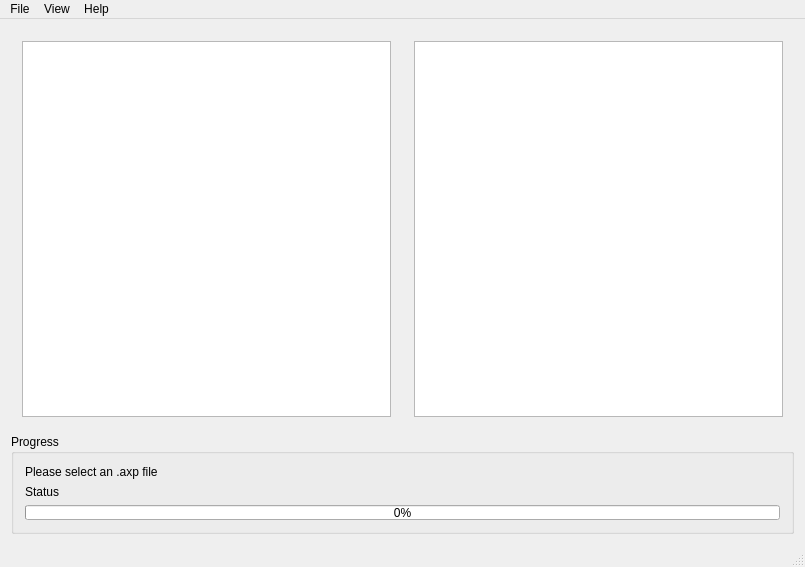
Qt form src/MainWindow.ui (HadesD/AxpFileManager) before a commit.
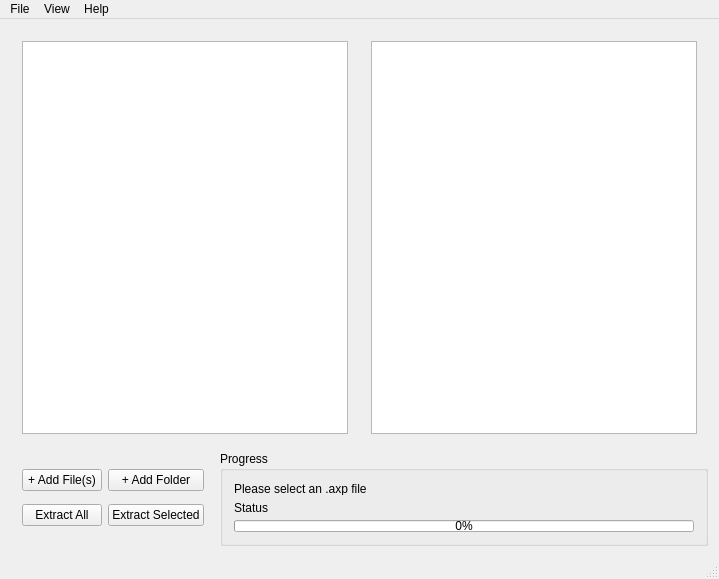
The same form after that commit. Icons and pictures are not drawn. Custom widgets are drawn as their Qt base class.

```diff
--- a/src/MainWindow.ui
+++ b/src/MainWindow.ui
@@ -9,8 +9,8 @@
    <rect>
     <x>0</x>
     <y>0</y>
-    <width>805</width>
-    <height>567</height>
+    <width>719</width>
+    <height>579</height>
    </rect>
   </property>
   <property name="windowTitle">
@@ -1335,44 +1335,98 @@
      </widget>
     </item>
     <item>
-     <widget class="QGroupBox" name="statusGroupBox">
+     <widget class="QWidget" name="horizontalWidget" native="true">
       <property name="maximumSize">
        <size>
         <width>16777215</width>
-        <height>100</height>
+        <height>95</height>
        </size>
       </property>
-      <property name="title">
-       <string>Progress</string>
-      </property>
-      <layout class="QVBoxLayout" name="verticalLayout_6">
+      <layout class="QHBoxLayout" name="horizontalLayout_2">
+       <property name="spacing">
+        <number>5</number>
+       </property>
        <property name="leftMargin">
-        <number>11</number>
+        <number>0</number>
        </property>
+       <property name="topMargin">
+        <number>0</number>
+       </property>
+       <property name="rightMargin">
+        <number>0</number>
+       </property>
+       <property name="bottomMargin">
+        <number>0</number>
+       </property>
        <item>
-        <layout class="QVBoxLayout" name="verticalLayout_7">
-         <item>
-          <widget class="QLabel" name="workingPathLabel">
-           <property name="text">
-            <string>Please select an .axp file</string>
-           </property>
-          </widget>
-         </item>
-         <item>
-          <widget class="QLabel" name="messageLabel">
-           <property name="text">
-            <string>Status</string>
-           </property>
-          </widget>
-         </item>
-         <item>
-          <widget class="QProgressBar" name="progressBar">
-           <property name="value">
-            <number>0</number>
-           </property>
-          </widget>
-         </item>
-        </layout>
+        <widget class="QFrame" name="gridFrame">
+         <layout class="QGridLayout" name="gridLayout_2">
+          <item row="0" column="0">
+           <widget class="QPushButton" name="pushButton">
+            <property name="text">
+             <string>+ Add File(s)</string>
+            </property>
+           </widget>
+          </item>
+          <item row="1" column="0">
+           <widget class="QPushButton" name="pushButton_2">
+            <property name="text">
+             <string>Extract All</string>
+            </property>
+           </widget>
+          </item>
+          <item row="0" column="1">
+           <widget class="QPushButton" name="pushButton_3">
+            <property name="text">
+             <string>+ Add Folder</string>
+            </property>
+           </widget>
+          </item>
+          <item row="1" column="1">
+           <widget class="QPushButton" name="pushButton_4">
+            <property name="text">
+             <string>Extract Selected</string>
+            </property>
+           </widget>
+          </item>
+         </layout>
+        </widget>
+       </item>
+       <item>
+        <widget class="QGroupBox" name="statusGroupBox">
+         <property name="maximumSize">
+          <size>
+           <width>16777215</width>
+           <height>16777215</height>
+          </size>
+         </property>
+         <property name="title">
+          <string>Progress</string>
+         </property>
+         <layout class="QVBoxLayout" name="verticalLayout_6">
+          <item>
+           <widget class="QLabel" name="workingPathLabel">
+            <property name="text">
+             <string>Please select an .axp file</string>
+            </property>
+           </widget>
+          </item>
+          <item>
+           <widget class="QLabel" name="messageLabel">
+            <property name="text">
+             <string>Status</string>
+            </property>
+           </widget>
+          </item>
+          <item>
+           <widget class="QProgressBar" name="progressBar">
+            <property name="value">
+             <number>0</number>
+            </property>
+           </widget>
+          </item>
+         </layout>
+        </widget>
        </item>
       </layout>
      </widget>
@@ -1385,8 +1439,8 @@
     <rect>
      <x>0</x>
      <y>0</y>
-     <width>805</width>
-     <height>20</height>
+     <width>719</width>
+     <height>21</height>
     </rect>
    </property>
    <widget class="QMenu" name="menuFile">
```
Left out of the diff: 1253 changed lines with no effect on the pictures.
